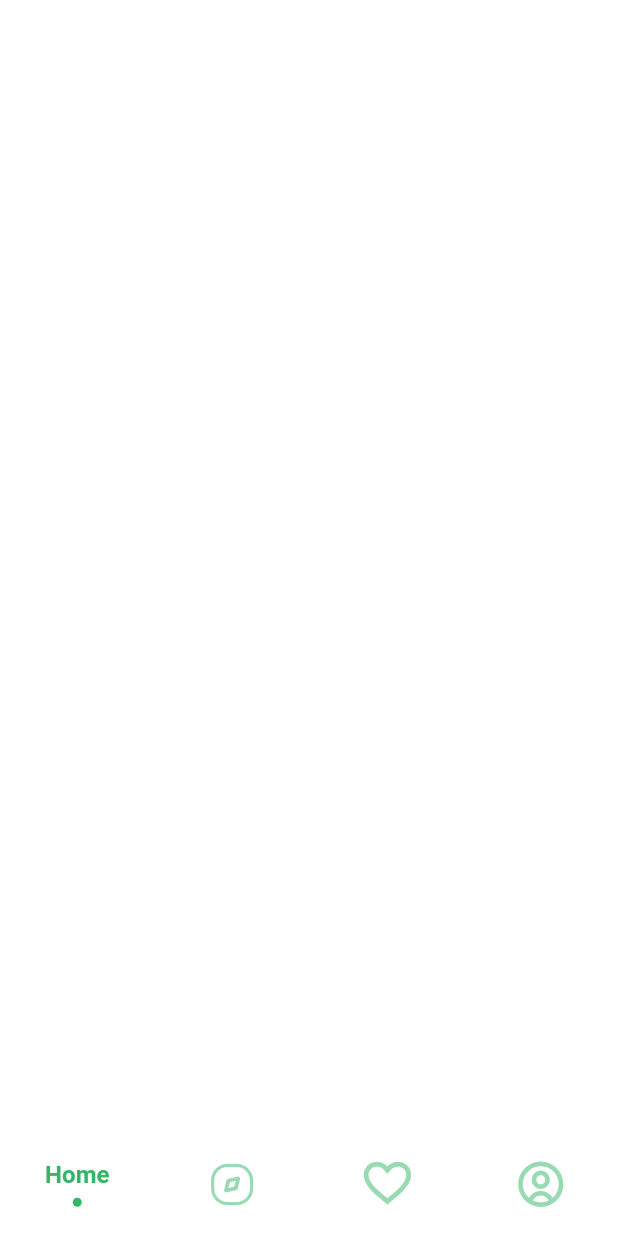
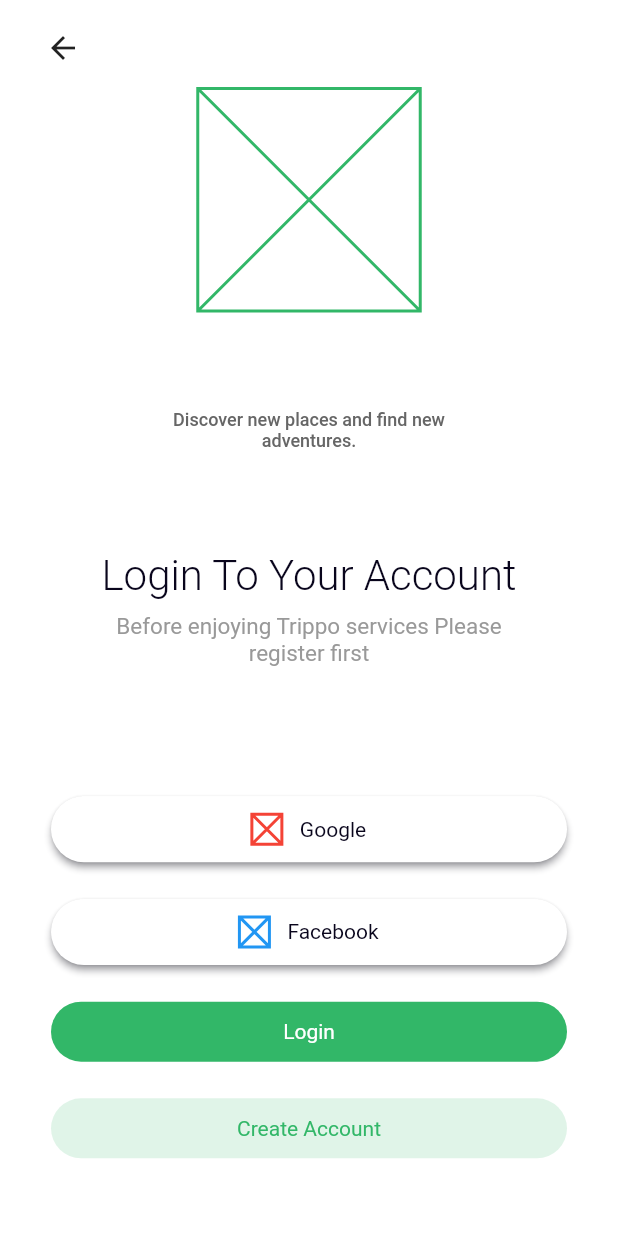
Before and after one commit to MuhammadKuifatieh/Trippo, a Flutter app: the screen it shows after launch, on a phone screen of 412 x 824 dp. Run offline on Flutter 3.47's test engine with Material 2 defaults, Android fonts, the phone set to English and light mode, and no system bars; drawn by our look-alikes of sliding_clipped_nav_bar; our stand-ins replace bloc, dartz, equatable, flutter_bloc.

Commit message:
authentication screen

```diff
--- /dev/null
+++ b/lib/core/widget/rounded_expanded_button.dart
@@ -0,0 +1,32 @@
+import 'package:flutter/material.dart';
+
+class RoundedExpandedButton extends StatelessWidget {
+  const RoundedExpandedButton({
+    Key? key,
+    this.color,
+    this.elevation = 0,
+    this.child,
+  }) : super(key: key);
+
+  final Color? color;
+  final double elevation;
+  final Widget? child;
+  @override
+  Widget build(BuildContext context) {
+    return SizedBox(
+      width: double.infinity,
+      child: Card(
+        color: color,
+        shape: RoundedRectangleBorder(
+          borderRadius: BorderRadius.circular(50),
+        ),
+        shadowColor: const Color(0xff323247),
+        elevation: elevation,
+        child: Padding(
+          padding: const EdgeInsets.all(12.0),
+          child: Center(child: child),
+        ),
+      ),
+    );
+  }
+}
--- /dev/null
+++ b/lib/features/authentication/presentation/screens/authentication_screen.dart
@@ -0,0 +1,148 @@
+import 'package:flutter/material.dart';
+import 'package:trippo/core/config/app_text_styles.dart';
+import 'package:trippo/core/widget/rounded_expanded_button.dart';
+
+class AuthenticationScreen extends StatelessWidget {
+  const AuthenticationScreen({Key? key}) : super(key: key);
+
+  static const routeName = '/authentication';
+
+  @override
+  Widget build(BuildContext context) {
+    final screenHeight = MediaQuery.of(context).size.height;
+    final screenWidth = MediaQuery.of(context).size.width;
+    return Scaffold(
+      body: SafeArea(
+        child: SingleChildScrollView(
+          padding: const EdgeInsets.symmetric(horizontal: 30, vertical: 20),
+          child: SizedBox(
+            width: double.infinity,
+            child: Column(
+              children: [
+                Row(
+                  children: const [
+                    Padding(
+                      padding: const EdgeInsets.only(bottom: 15),
+                      child: Icon(
+                        Icons.arrow_back,
+                      ),
+                    ),
+                  ],
+                ),
+                SizedBox(
+                  width: screenWidth * 0.36,
+                  height: screenWidth * 0.36,
+                  child: Placeholder(
+                    color: Theme.of(context).primaryColor,
+                  ),
+                ),
+                SizedBox(height: screenHeight * 0.08),
+                SizedBox(
+                  width: screenWidth * 0.51,
+                  child: Text(
+                    'Discover new places and find new adventures.',
+                    style: AppTextStyles.styleWeight500(
+                      color: const Color(0xff666666),
+                    ),
+                    textAlign: TextAlign.center,
+                  ),
+                ),
+                SizedBox(height: screenHeight * 0.08),
+                Text(
+                  'Login To Your Account',
+                  style: AppTextStyles.styleWeight300(
+                    fontSize: 28,
+                    color: const Color(0xff09051C),
+                  ),
+                  textAlign: TextAlign.center,
+                ),
+                SizedBox(height: screenHeight * 0.01),
+                SizedBox(
+                  width: screenWidth * 0.67,
+                  child: Text(
+                    'Before enjoying Trippo services Please register first',
+                    textAlign: TextAlign.center,
+                    style: AppTextStyles.styleWeight400(
+                      fontSize: 15,
+                      color: const Color(0xff999999),
+                    ),
+                  ),
+                ),
+                SizedBox(
+                  height: screenHeight * 0.1,
+                ),
+                RoundedExpandedButton(
+                  elevation: 2,
+                  color: Colors.white,
+                  child: Row(
+                    mainAxisSize: MainAxisSize.min,
+                    children: [
+                      const SizedBox(
+                        width: 20,
+                        height: 20,
+                        child: const Placeholder(color: Colors.red),
+                      ),
+                      const SizedBox(width: 12),
+                      Text(
+                        'Google',
+                        style: AppTextStyles.styleWeight400(
+                          fontSize: 14,
+                          color: const Color(0xff09051C),
+                        ),
+                      ),
+                    ],
+                  ),
+                ),
+                SizedBox(height: screenHeight * 0.02),
+                RoundedExpandedButton(
+                  elevation: 2,
+                  color: Colors.white,
+                  child: Row(
+                    mainAxisSize: MainAxisSize.min,
+                    children: [
+                      const SizedBox(
+                        width: 20,
+                        height: 20,
+                        child: const Placeholder(color: Colors.blue),
+                      ),
+                      const SizedBox(width: 12),
+                      Text(
+                        'Facebook',
+                        style: AppTextStyles.styleWeight400(
+                          fontSize: 14,
+                          color: const Color(0xff09051C),
+                        ),
+                      ),
+                    ],
+                  ),
+                ),
+                SizedBox(height: screenHeight * 0.02),
+                RoundedExpandedButton(
+                  color: Theme.of(context).primaryColor,
+                  child: Text(
+                    'Login',
+                    style: AppTextStyles.styleWeight400(
+                      fontSize: 14,
+                      color: Colors.white,
+                    ),
+                  ),
+                ),
+                SizedBox(height: screenHeight * 0.02),
+                RoundedExpandedButton(
+                  color: const Color(0xffE0F4E8),
+                  child: Text(
+                    'Create Account',
+                    style: AppTextStyles.styleWeight400(
+                      fontSize: 14,
+                      color: Theme.of(context).primaryColor,
+                    ),
+                  ),
+                ),
+              ],
+            ),
+          ),
+        ),
+      ),
+    );
+  }
+}
--- a/lib/features/main/presentation/pages/main_screen.dart
+++ b/lib/features/main/presentation/pages/main_screen.dart
@@ -24,7 +24,7 @@ class _MainScreenState extends State<MainScreen> {
     const HomeScreen(),
     const ExploreScreen(),
     const PlanScreen(),
-    const ProfileScreenn(),
+    const ProfileScreen(),
   ];
 
   @override
--- a/lib/features/profile/presentation/pages/profile_screen.dart
+++ b/lib/features/profile/presentation/pages/profile_screen.dart
@@ -1,14 +1,14 @@
 import 'package:flutter/material.dart';
 
-class ProfileScreenn extends StatefulWidget {
-  const ProfileScreenn({Key? key}) : super(key: key);
+class ProfileScreen extends StatefulWidget {
+  const ProfileScreen({Key? key}) : super(key: key);
   static const String routeName = 'profile_screen';
 
   @override
-  _ProfileScreennState createState() => _ProfileScreennState();
+  _ProfileScreenState createState() => _ProfileScreenState();
 }
 
-class _ProfileScreennState extends State<ProfileScreenn> {
+class _ProfileScreenState extends State<ProfileScreen> {
   @override
   Widget build(BuildContext context) {
     return Container();
--- a/lib/main.dart
+++ b/lib/main.dart
@@ -1,4 +1,5 @@
 import 'package:flutter/material.dart';
+import 'package:trippo/features/authentication/presentation/screens/authentication_screen.dart';
 
 import 'core/theme_app.dart';
 import 'features/explore/presentation/pages/explore_screen.dart';
@@ -19,12 +20,14 @@ class MyApp extends StatelessWidget {
     return MaterialApp(
       title: 'Trippo',
       theme: ThemeApp().getTheme(),
-      home: const MainScreen(),
+      home: const AuthenticationScreen(),
       routes: {
         HomeScreen.routeName: (context) => const HomeScreen(),
         PlanScreen.routeName: (context) => const PlanScreen(),
         ExploreScreen.routeName: (context) => const ExploreScreen(),
-        ProfileScreenn.routeName: (context) => const ProfileScreenn(),
+        ProfileScreen.routeName: (context) => const ProfileScreen(),
+        AuthenticationScreen.routeName: (context) =>
+            const AuthenticationScreen(),
       },
     );
   }
```
